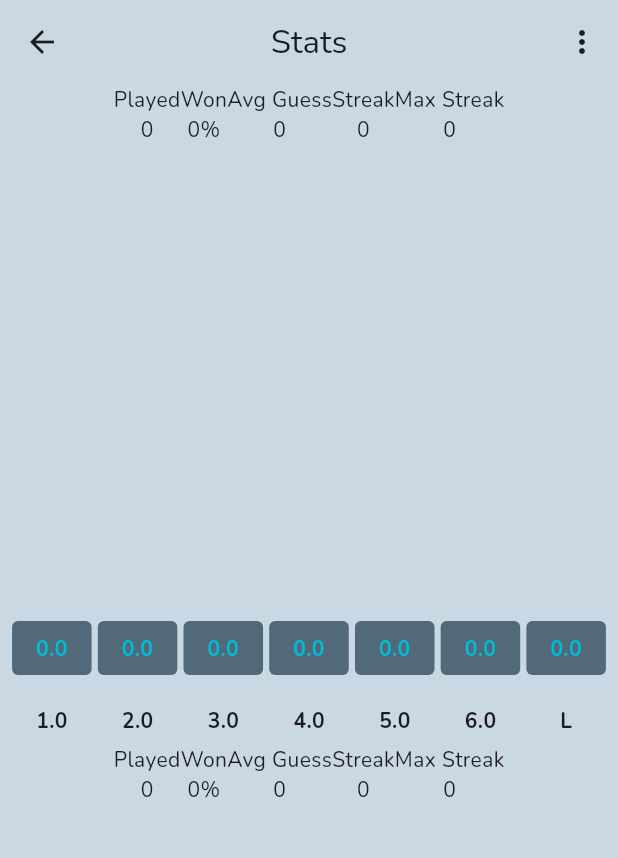
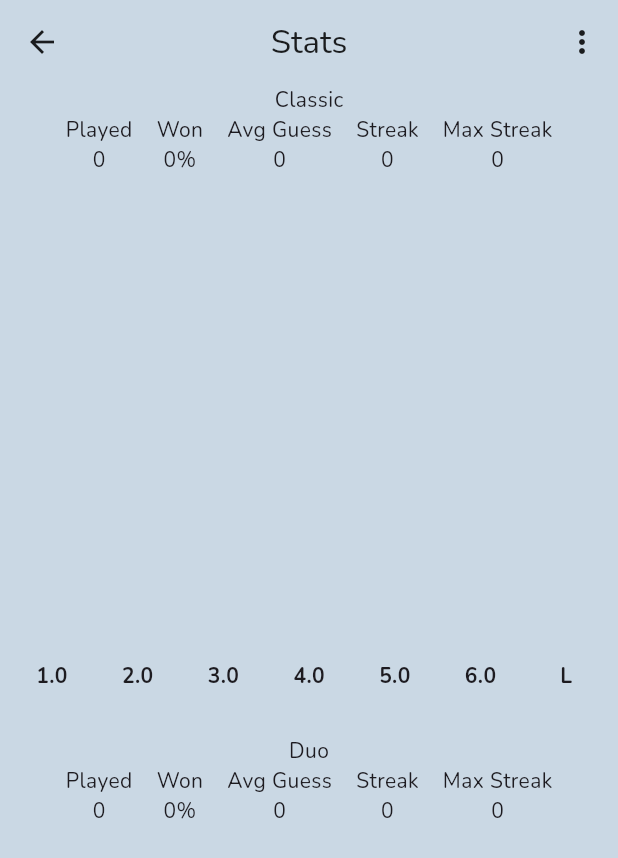
Before and after one commit to sstream17/word-game-2, a Flutter app: the Stats screen opened by its route, on a phone screen of 412 x 824 dp. Shown: the top 858 px of the screen. Run offline on Flutter 3.47's test engine with Material 3 defaults, Android fonts, the phone set to English and light mode, and no system bars; drawn by our look-alikes of fl_chart; our stand-ins replace google_fonts, hive, hive_flutter, url_strategy; accounts and stored records are empty.

Commit message:
Fix stats graphs to have UI closer to the final state

```diff
--- a/game/lib/game_model.dart
+++ b/game/lib/game_model.dart
@@ -195,7 +195,7 @@ class GameModel with ChangeNotifier {
     );
     var finishes = Map<int, int>.from(storedFinishes);
 
-    var newFinishIndex = winIndexes.contains(-1) ? -1 : winIndexes.max;
+    var newFinishIndex = winIndexes.contains(-1) ? -1 : winIndexes.max - numberOfGames + 1;
     finishes.update(
       newFinishIndex,
       (prev) => prev + 1,
--- a/game/lib/stats.dart
+++ b/game/lib/stats.dart
@@ -14,7 +14,12 @@ class Stats extends StatelessWidget {
       body: SingleChildScrollView(
         child: Column(
           children: [
-            for (final gameMode in [1, 2, 4]) StatsRow(numberOfGames: gameMode)
+            for (final gameMode in [1, 2, 4]) Column(
+              children: [
+                StatsRow(numberOfGames: gameMode),
+                const SizedBox(height: 24),
+              ],
+            )
           ],
         ),
       ),
--- a/game/lib/stats_graph.dart
+++ b/game/lib/stats_graph.dart
@@ -21,9 +21,10 @@ class StatsGraph extends StatelessWidget {
         titlesData: titlesData,
         borderData: borderData,
         barGroups: barGroups,
+        barTouchData: barTouchData,
         gridData: const FlGridData(show: false),
         alignment: BarChartAlignment.spaceAround,
-        maxY: 20,
+        maxY: 1.5 * (finishes.values.maxOrNull?.toDouble() ?? 0),
       ),
     );
   }
@@ -67,15 +68,6 @@ class StatsGraph extends StatelessWidget {
         show: false,
       );
 
-  LinearGradient get _barsGradient => const LinearGradient(
-        colors: [
-          Colors.blue,
-          Colors.cyan,
-        ],
-        begin: Alignment.bottomCenter,
-        end: Alignment.topCenter,
-      );
-
   List<BarChartGroupData> get barGroups => numberOfGuesses
       .mapIndexed(
         (index, winIndex) => BarChartGroupData(
@@ -83,6 +75,8 @@ class StatsGraph extends StatelessWidget {
           barRods: [
             BarChartRodData(
               toY: finishes[winIndex]?.toDouble() ?? 0,
+              color: Colors.amber,
+              width: 16,
             )
           ],
           showingTooltipIndicators: [0],
@@ -90,75 +84,18 @@ class StatsGraph extends StatelessWidget {
       )
       .toList();
 
-  List<BarChartGroupData> get oldBarGroups => [
-        BarChartGroupData(
-          x: 0,
-          barRods: [
-            BarChartRodData(
-              toY: 8,
-            )
-          ],
-          showingTooltipIndicators: [0],
-        ),
-        BarChartGroupData(
-          x: 1,
-          barRods: [
-            BarChartRodData(
-              toY: 10,
-              gradient: _barsGradient,
-            )
-          ],
-          showingTooltipIndicators: [0],
-        ),
-        BarChartGroupData(
-          x: 2,
-          barRods: [
-            BarChartRodData(
-              toY: 14,
-              gradient: _barsGradient,
-            )
-          ],
-          showingTooltipIndicators: [0],
-        ),
-        BarChartGroupData(
-          x: 3,
-          barRods: [
-            BarChartRodData(
-              toY: 15,
-              gradient: _barsGradient,
-            )
-          ],
-          showingTooltipIndicators: [0],
-        ),
-        BarChartGroupData(
-          x: 4,
-          barRods: [
-            BarChartRodData(
-              toY: 13,
-              gradient: _barsGradient,
-            )
-          ],
-          showingTooltipIndicators: [0],
-        ),
-        BarChartGroupData(
-          x: 5,
-          barRods: [
-            BarChartRodData(
-              toY: 10,
-              gradient: _barsGradient,
-            )
-          ],
-          showingTooltipIndicators: [0],
-        ),
-        BarChartGroupData(
-          x: 6,
-          barRods: [
-            BarChartRodData(
-              toY: 16,
-              gradient: _barsGradient,
-            )
-          ],
-          showingTooltipIndicators: [0],
-        ),
-      ];
+  BarTouchData get barTouchData => BarTouchData(
+        enabled: false,
+        touchTooltipData: BarTouchTooltipData(
+            getTooltipColor: (_) => Colors.transparent,
+            getTooltipItem: (_g, _gi, rodData, _ri) {
+              var text = rodData.toY == 0 ? "" : rodData.toY;
+              return BarTooltipItem(
+                "$text",
+                const TextStyle(
+                  color: Colors.black,
+                ),
+              );
+            }),
+      );
 }
--- a/game/lib/stats_row.dart
+++ b/game/lib/stats_row.dart
@@ -33,14 +33,16 @@ class StatsRow extends StatelessWidget {
     );
     var finishes = Map<int, int>.from(storedFinishes);
     var avgNumerator = finishes.entries.fold(0, (total, entry) {
-      var finishValue = entry.key == -1 ? numberOfGames + numberOfTries : entry.key;
-      return total + ((finishValue + 1) * entry.value);
+      var finishValue = entry.key == -1 ? numberOfTries : entry.key;
+      return total + ((numberOfGames + finishValue) * entry.value);
     });
     var avgDenominator = finishes.values.fold(0, (sum, value) => sum + value);
     var averageGuess =
         finishes.isNotEmpty ? avgNumerator / avgDenominator : 0.0;
+
     return Column(
       children: [
+        getStatsTitle(numberOfGames),
         Row(
           mainAxisAlignment: MainAxisAlignment.center,
           children: [
@@ -52,6 +54,7 @@ class StatsRow extends StatelessWidget {
                 ),
               ],
             ),
+            const SizedBox(width: 16),
             Column(
               children: [
                 const Text("Won"),
@@ -60,6 +63,7 @@ class StatsRow extends StatelessWidget {
                 ),
               ],
             ),
+            const SizedBox(width: 16),
             Column(
               children: [
                 const Text("Avg Guess"),
@@ -68,6 +72,7 @@ class StatsRow extends StatelessWidget {
                 ),
               ],
             ),
+            const SizedBox(width: 16),
             Column(
               children: [
                 const Text("Streak"),
@@ -76,6 +81,7 @@ class StatsRow extends StatelessWidget {
                 ),
               ],
             ),
+            const SizedBox(width: 16),
             Column(
               children: [
                 const Text("Max Streak"),
@@ -87,8 +93,8 @@ class StatsRow extends StatelessWidget {
           ],
         ),
         SizedBox(
-          width: 400.0,
-          height: 400.0,
+          height: 350,
+          width: 400,
           child: StatsGraph(
             numberOfGames: numberOfGames,
             finishes: finishes,
@@ -99,6 +105,16 @@ class StatsRow extends StatelessWidget {
   }
 }
 
+Text getStatsTitle(int numberOfGames) {
+  const titles = {
+    1: "Classic",
+    2: "Duo",
+    4: "Quad",
+  };
+
+  return Text(titles[numberOfGames] ?? "");
+}
+
 String formatDecimal(double number) {
   String formatted = number.toStringAsFixed(2);
 
```
